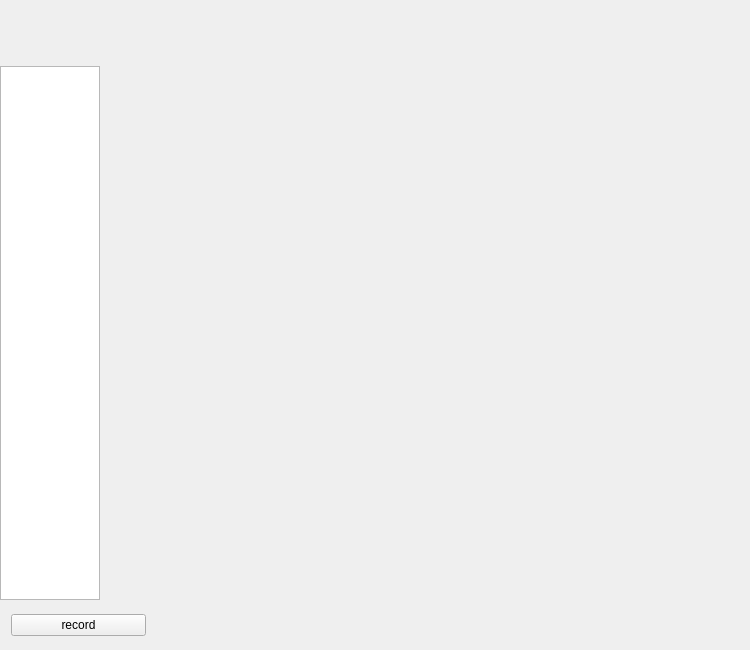
hash1018/Adora, file Adora/Adora/Ui/Adora.ui: the form before one commit.
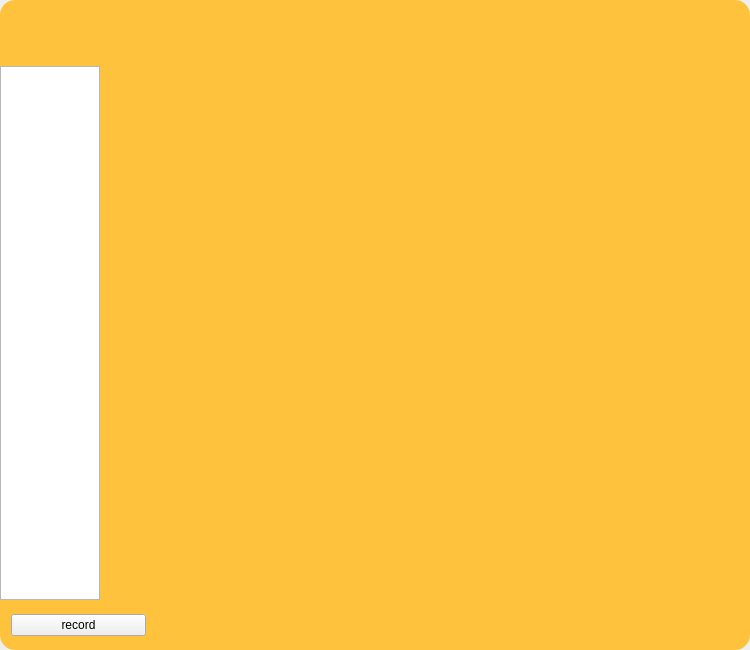
The form after the commit. Custom widgets are drawn as their Qt base class.

Patch:
```diff
--- a/Adora/Adora/Ui/Adora.ui
+++ b/Adora/Adora/Ui/Adora.ui
@@ -26,7 +26,12 @@
    <string>Adora</string>
   </property>
   <property name="styleSheet">
-   <string notr="true"/>
+   <string notr="true">QWidget#centralWidget {
+   background-color: #FFC23D;
+   border-radius: 15px;
+   overflow: hidden;
+
+}</string>
   </property>
   <widget class="QWidget" name="centralWidget">
    <layout class="QVBoxLayout" name="verticalLayout">
```
